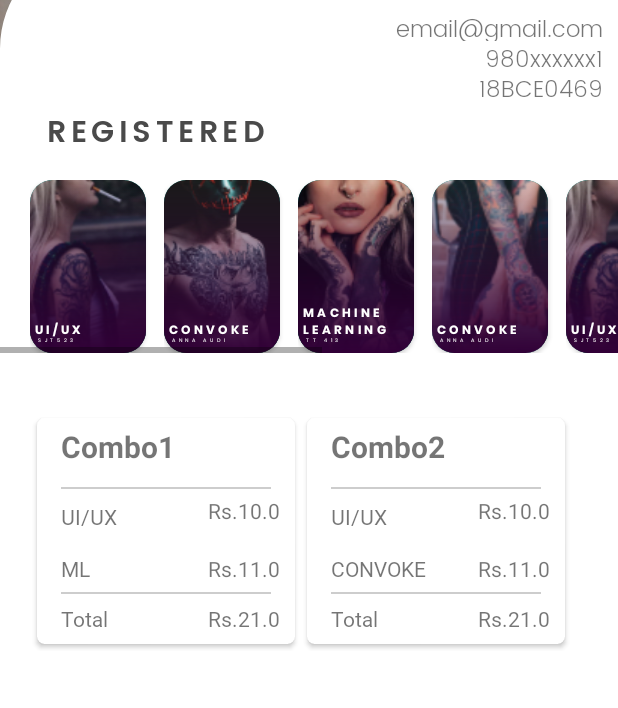
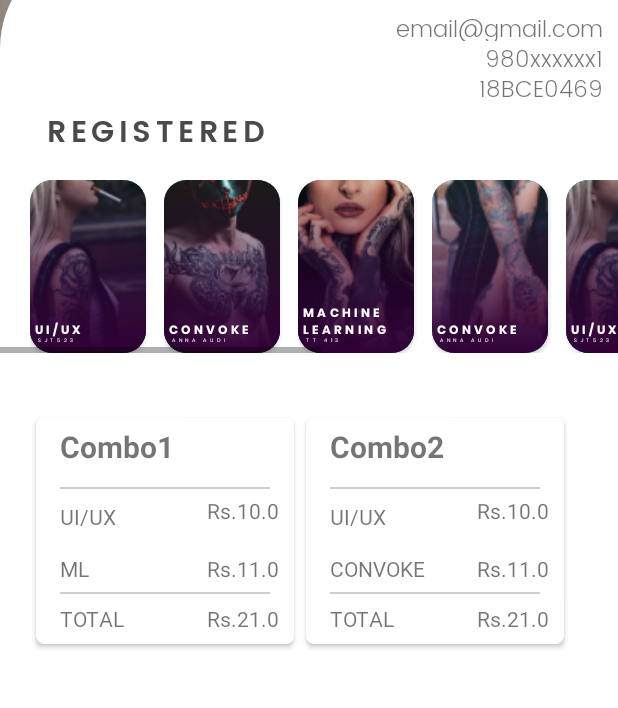
Before and after one commit to ayushroy64/Arcs20-3, an Android app: the fragment ProfileFragment placed in its activity, on a phone screen of 412 x 824 dp, the part 378-1086 px from its top. Run offline under Robolectric (Android 15) with nearby library versions, the phone set to English and light mode, and no system bars; our stand-ins replace CircleImageView.

Commit message:
second push

```diff
--- a/app/src/main/res/layout/fragment_profile.xml
+++ b/app/src/main/res/layout/fragment_profile.xml
@@ -92,7 +92,7 @@
         android:gravity="right|top"
         android:text="Natalia L"
         android:textColor="#494949"
-        android:textSize="50dp"
+        android:textSize="50sp"
         android:textStyle="italic"
         app:fontFamily="@font/poppins_bold"
         app:layout_constraintBottom_toBottomOf="parent"
@@ -109,7 +109,7 @@
         android:layout_marginRight="10dp"
         android:gravity="right|top"
         android:text="email@gmail.com"
-        android:textSize="15dp"
+        android:textSize="15sp"
         app:fontFamily="@font/poppinslight"
         app:layout_constraintBottom_toBottomOf="parent"
         app:layout_constraintEnd_toEndOf="parent"
@@ -125,7 +125,7 @@
         android:layout_marginRight="10dp"
         android:gravity="right|top"
         android:text="980xxxxxx1"
-        android:textSize="15dp"
+        android:textSize="15sp"
         app:fontFamily="@font/poppinslight"
         app:layout_constraintBottom_toBottomOf="parent"
         app:layout_constraintEnd_toEndOf="parent"
@@ -141,7 +141,7 @@
         android:layout_marginRight="10dp"
         android:gravity="right|top"
         android:text="18BCE0469"
-        android:textSize="15dp"
+        android:textSize="15sp"
         app:fontFamily="@font/poppinslight"
         app:layout_constraintBottom_toBottomOf="parent"
         app:layout_constraintEnd_toEndOf="parent"
@@ -157,9 +157,9 @@
         android:layout_marginLeft="5dp"
         android:letterSpacing="0.15"
         android:scrollbarStyle="outsideInset"
-        android:text="REGISTERED"
+        android:text="@string/registered"
         android:textColor="#4A4A4A"
-        android:textSize="20dp"
+        android:textSize="20sp"
         app:fontFamily="@font/poppins_semiboldd"
         app:layout_constraintBottom_toBottomOf="parent"
         app:layout_constraintEnd_toEndOf="parent"
@@ -170,7 +170,7 @@
 
     <androidx.recyclerview.widget.RecyclerView
         android:id="@+id/recyclerview1"
-        android:layout_width="wrap_content"
+        android:layout_width="match_parent"
         android:layout_height="wrap_content"
         android:orientation="horizontal"
         android:scrollbarStyle="outsideOverlay"
@@ -187,7 +187,7 @@
 
     <androidx.recyclerview.widget.RecyclerView
         android:id="@+id/recyclerview2"
-        android:layout_width="wrap_content"
+        android:layout_width="match_parent"
         android:layout_height="wrap_content"
         android:layout_marginTop="8dp"
         android:orientation="horizontal"
--- a/app/src/main/res/layout/item_combo_profilie.xml
+++ b/app/src/main/res/layout/item_combo_profilie.xml
@@ -29,7 +29,7 @@
                 android:layout_marginTop="5dp"
                 android:layout_marginBottom="3dp"
                 android:text="Combo 1"
-                android:textSize="20dp"
+                android:textSize="20sp"
                 android:textStyle="bold"
                 tools:ignore="NotSibling" />
 
@@ -50,6 +50,7 @@
                 android:layout_marginLeft="16dp"
                 android:layout_marginTop="20dp"
                 android:text="Convoke"
+                android:textSize="14sp"
                 card_view:fontFamily="@font/roboto" />
 
             <TextView
@@ -62,6 +63,7 @@
                 android:layout_marginTop="15dp"
                 android:layout_marginBottom="44dp"
                 android:text="ML,CYBER"
+                android:textSize="14sp"
                 card_view:fontFamily="@font/roboto" />
 
             <View
@@ -82,7 +84,8 @@
                 android:layout_marginLeft="16dp"
                 android:layout_marginTop="60dp"
                 android:layout_marginBottom="7dp"
-                android:text="Total"
+                android:text="@string/tot"
+                android:textSize="14sp"
                 card_view:fontFamily="@font/roboto" />
             <TextView
                 android:id="@+id/TOTALval"
@@ -96,9 +99,12 @@
                 android:layout_marginBottom="7dp"
                 android:layout_marginRight="10dp"
                 android:text="$24"
+                android:textSize="14sp"
                 card_view:fontFamily="@font/roboto" />
 
             <TextView
+                android:textSize="14sp"
+
                 android:id="@+id/EVENT1val"
                 android:layout_width="wrap_content"
                 android:layout_height="wrap_content"
@@ -120,6 +126,7 @@
                 android:layout_below="@id/EVENT1"
                 android:layout_marginRight="10dp"
                 android:layout_marginTop="15dp"
+                android:textSize="14sp"
                 android:text="$16" />
 
 
--- a/app/src/main/res/values/strings.xml
+++ b/app/src/main/res/values/strings.xml
@@ -8,6 +8,8 @@
     <string name="hello_blank_fragment">Hello convoke fragment</string>
 
     <string name="nxt">ARCS</string>
-
+    <string name="REGISTERED">REGISTERED</string>
+    <string name="tot">TOTAL</string>
     <string name="lvl">20</string>
+    <string name="registered">REGISTERED</string>
 </resources>
```
